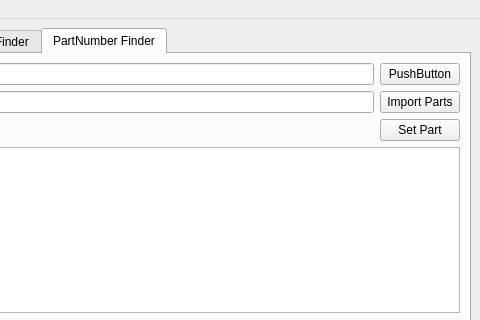
Qt form res/mainwindow.ui (computergeek1507/KicadHelper) before a commit; both pictures show x 320 to 800 and y 0 to 320 of the 800 by 525 pixel window.
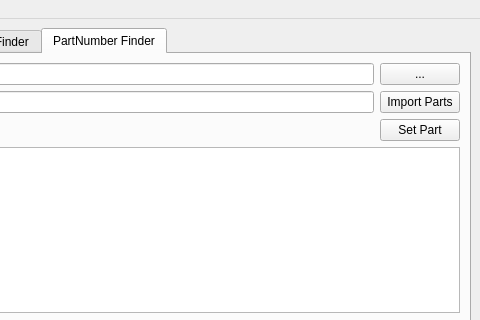
The same form after that commit.

Diff of the .ui file:
```diff
--- a/res/mainwindow.ui
+++ b/res/mainwindow.ui
@@ -200,7 +200,7 @@
         <item row="0" column="2">
          <widget class="QPushButton" name="pbFindProjet">
           <property name="text">
-           <string>PushButton</string>
+           <string>...</string>
           </property>
          </widget>
         </item>
```
Left out of the diff: 9 changed lines with no effect on the pictures.
